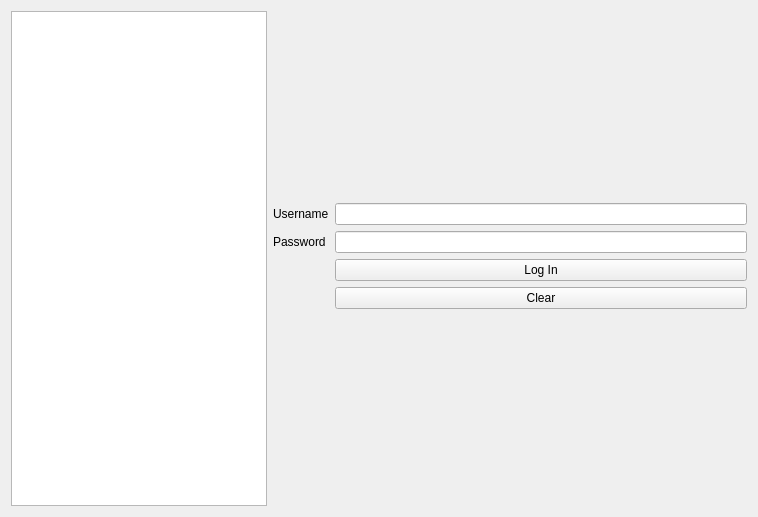
The window that loginwidget.ui (jwannamaker/CS1D_FastFoodProject) describes before a commit, drawn with Qt 5.
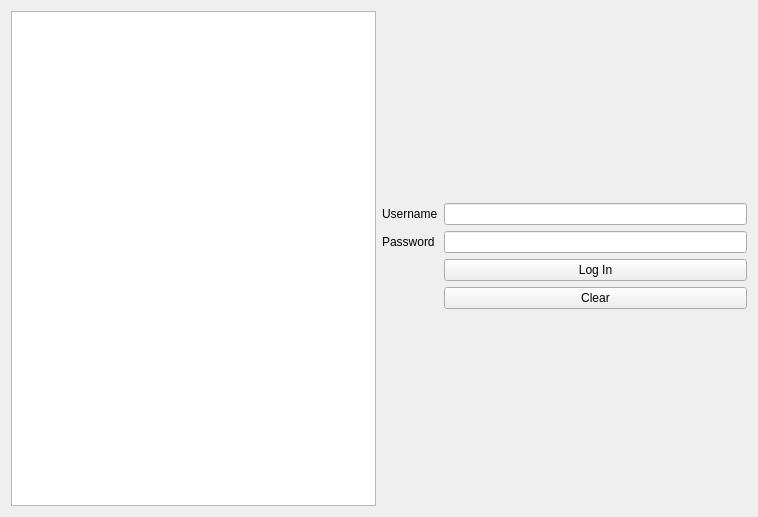
The same window after the commit.

What changed in the file:
```diff
--- a/loginwidget.ui
+++ b/loginwidget.ui
@@ -72,7 +72,7 @@
    <item row="0" column="1" rowspan="4">
     <widget class="QGraphicsView" name="graphicsView">
      <property name="sizePolicy">
-      <sizepolicy hsizetype="Preferred" vsizetype="Preferred">
+      <sizepolicy hsizetype="Expanding" vsizetype="Preferred">
        <horstretch>0</horstretch>
        <verstretch>0</verstretch>
       </sizepolicy>
```
